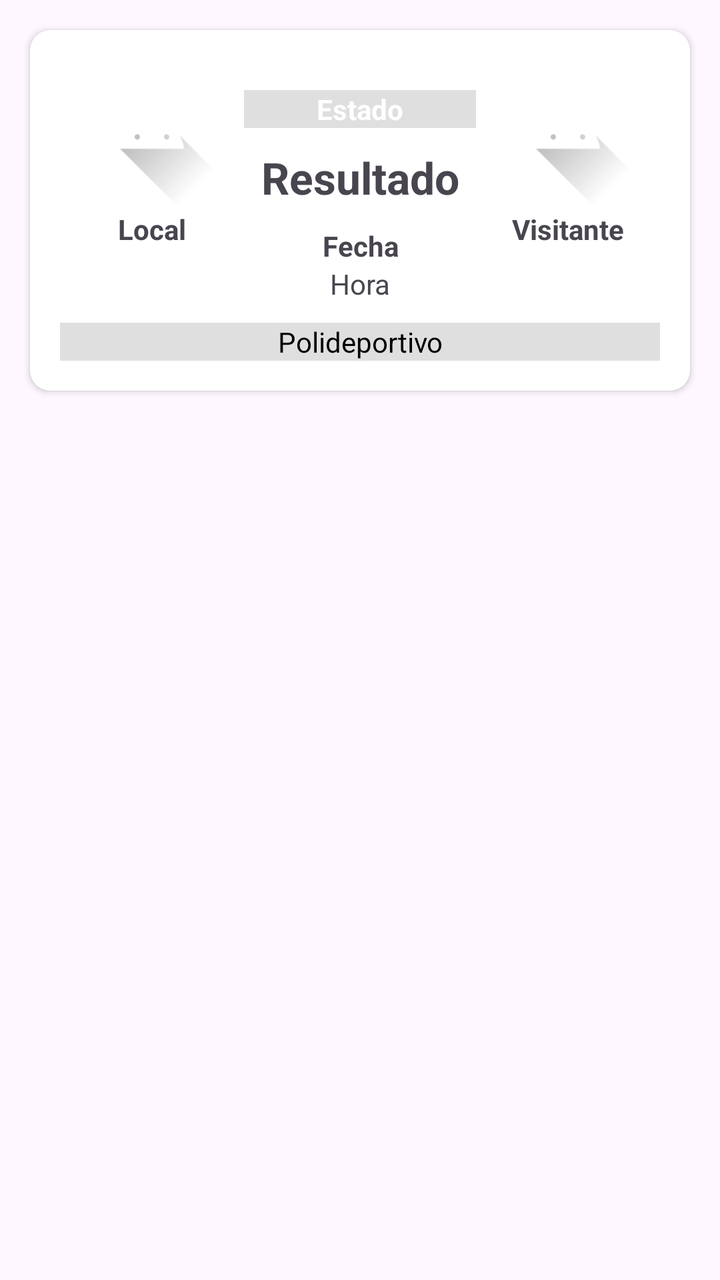
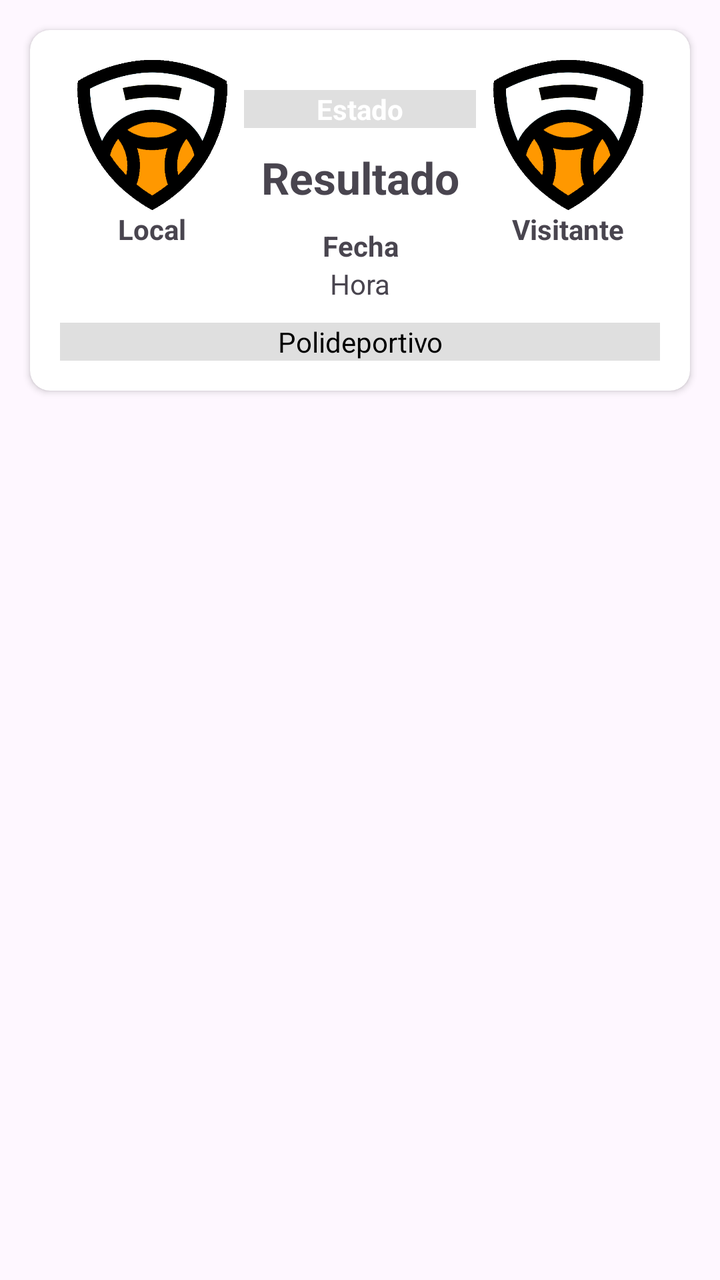

The first picture is an Android layout as it rendered before a commit; the second is the same layout after the commit. The layout source and the unified diff follow.
<!-- AndroidManifest.xml: application theme Theme.UBB_estadistica -->
<!-- res/layout/partido_item.xml -->
<?xml version="1.0" encoding="utf-8"?>
<LinearLayout xmlns:android="http://schemas.android.com/apk/res/android"
    xmlns:app="http://schemas.android.com/apk/res-auto"
    android:layout_width="match_parent"
    android:layout_height="match_parent"
    android:orientation="vertical">

    <androidx.cardview.widget.CardView
        android:layout_width="match_parent"
        android:layout_height="wrap_content"
        android:layout_marginLeft="15sp"
        android:layout_marginTop="15sp"
        android:layout_marginRight="15sp"
        android:layout_marginBottom="15sp"
        app:cardCornerRadius="10dp">

        <LinearLayout
            android:layout_width="match_parent"
            android:layout_height="match_parent"
            android:layout_marginLeft="15sp"
            android:layout_marginTop="15sp"
            android:layout_marginRight="15sp"
            android:layout_marginBottom="15sp"
            android:orientation="vertical">

            <LinearLayout
                android:layout_width="match_parent"
                android:layout_height="match_parent"
                android:orientation="horizontal">

                <LinearLayout
                    android:layout_width="75dp"
                    android:layout_height="wrap_content"
                    android:layout_weight="1"
                    android:orientation="vertical">

                    <ImageView
                        android:id="@+id/imageLVLocal"
                        android:layout_width="match_parent"
                        android:layout_height="75dp"
                        app:srcCompat="@drawable/ic_launcher_foreground" />

                    <TextView
                        android:id="@+id/txtLVEquipoLocal"
                        android:layout_width="match_parent"
                        android:layout_height="wrap_content"
                        android:text="Local"
                        android:textAlignment="center"
                        android:textStyle="bold" />
                </LinearLayout>

                <LinearLayout
                    android:layout_width="wrap_content"
                    android:layout_height="wrap_content"
                    android:layout_weight="1"
                    android:orientation="vertical">

                    <TextView
                        android:id="@+id/txtLVEstado"
                        android:layout_width="match_parent"
                        android:layout_height="wrap_content"
                        android:layout_marginTop="15sp"
                        android:background="#DFDFDF"
                        android:text="Estado"
                        android:textAlignment="center"
                        android:textColor="#FFFFFF"
                        android:textStyle="bold" />

                    <TextView
                        android:id="@+id/txtLVResultado"
                        android:layout_width="match_parent"
                        android:layout_height="wrap_content"
                        android:layout_marginTop="10dp"
                        android:text="Resultado"
                        android:textAlignment="center"
                        android:textSize="22sp"
                        android:textStyle="bold" />

                    <TextView
                        android:id="@+id/txtLVFecha"
                        android:layout_width="match_parent"
                        android:layout_height="wrap_content"
                        android:layout_marginTop="10dp"
                        android:text="Fecha"
                        android:textAlignment="center"
                        android:textStyle="bold" />

                    <TextView
                        android:id="@+id/txtLVHora"
                        android:layout_width="match_parent"
                        android:layout_height="wrap_content"
                        android:text="Hora"
                        android:textAlignment="center" />

                </LinearLayout>

                <LinearLayout
                    android:layout_width="75dp"
                    android:layout_height="wrap_content"
                    android:layout_weight="1"
                    android:orientation="vertical">

                    <ImageView
                        android:id="@+id/imageLVVisitante"
                        android:layout_width="match_parent"
                        android:layout_height="75dp"
                        app:srcCompat="@drawable/ic_launcher_foreground" />

                    <TextView
                        android:id="@+id/txtLVEquipoVisitante"
                        android:layout_width="match_parent"
                        android:layout_height="wrap_content"
                        android:text="Visitante"
                        android:textAlignment="center"
                        android:textStyle="bold" />
                </LinearLayout>
            </LinearLayout>

            <TextView
                android:id="@+id/txtLVPolideportivo"
                android:layout_width="match_parent"
                android:layout_height="wrap_content"
                android:layout_marginTop="10sp"
                android:background="#DFDFDF"
                android:text="Polideportivo"
                android:textAlignment="center"
                android:textColor="@color/black" />
        </LinearLayout>

    </androidx.cardview.widget.CardView>
</LinearLayout>
<!-- resources referenced by this layout -->
<resources>
  <color name="black">#FF000000</color>
  <!-- drawable ic_launcher_foreground (drawable) -->
  <vector xmlns:android="http://schemas.android.com/apk/res/android"
      xmlns:aapt="http://schemas.android.com/aapt"
      android:width="108dp"
      android:height="108dp"
      android:viewportWidth="108"
      android:viewportHeight="108">
      <path android:pathData="M31,63.928c0,0 6.4,-11 12.1,-13.1c7.2,-2.6 26,-1.4 26,-1.4l38.1,38.1L107,108.928l-32,-1L31,63.928z">
          <aapt:attr name="android:fillColor">
              <gradient
                  android:endX="85.84757"
                  android:endY="92.4963"
                  android:startX="42.9492"
                  android:startY="49.59793"
                  android:type="linear">
                  <item
                      android:color="#44000000"
                      android:offset="0.0" />
                  <item
                      android:color="#00000000"
                      android:offset="1.0" />
              </gradient>
          </aapt:attr>
      </path>
      <path
          android:fillColor="#FFFFFF"
          android:fillType="nonZero"
          android:pathData="M65.3,45.828l3.8,-6.6c0.2,-0.4 0.1,-0.9 -0.3,-1.1c-0.4,-0.2 -0.9,-0.1 -1.1,0.3l-3.9,6.7c-6.3,-2.8 -13.4,-2.8 -19.7,0l-3.9,-6.7c-0.2,-0.4 -0.7,-0.5 -1.1,-0.3C38.8,38.328 38.7,38.828 38.9,39.228l3.8,6.6C36.2,49.428 31.7,56.028 31,63.928h46C76.3,56.028 71.8,49.428 65.3,45.828zM43.4,57.328c-0.8,0 -1.5,-0.5 -1.8,-1.2c-0.3,-0.7 -0.1,-1.5 0.4,-2.1c0.5,-0.5 1.4,-0.7 2.1,-0.4c0.7,0.3 1.2,1 1.2,1.8C45.3,56.528 44.5,57.328 43.4,57.328L43.4,57.328zM64.6,57.328c-0.8,0 -1.5,-0.5 -1.8,-1.2s-0.1,-1.5 0.4,-2.1c0.5,-0.5 1.4,-0.7 2.1,-0.4c0.7,0.3 1.2,1 1.2,1.8C66.5,56.528 65.6,57.328 64.6,57.328L64.6,57.328z"
          android:strokeWidth="1"
          android:strokeColor="#00000000" />
  </vector>
  <style name="Theme.UBB_estadistica" parent="Theme.MaterialComponents.DayNight.DarkActionBar">
          
          <item name="colorPrimary">@color/yellow_logo_500</item>
          <item name="colorPrimaryDark">@color/yellow_logo_700</item>
          <item name="colorAccent">@color/yellow_logo</item>
  
          <item name="colorPrimaryVariant">@color/yellow_logo_700</item>
          <item name="colorOnPrimary">@color/white</item>
          
          <item name="colorSecondary">@color/teal_200</item>
          <item name="colorSecondaryVariant">@color/teal_700</item>
          <item name="colorOnSecondary">@color/black</item>
          
          <item name="android:statusBarColor">@color/yellow_logo_700</item>
          
      </style>
  <color name="yellow_logo_500">#FFEB3B</color>
  <color name="yellow_logo_700">#FBC02D</color>
  <color name="yellow_logo">#F3DD2F</color>
  <color name="white">#FFFFFFFF</color>
  <color name="teal_200">#FF03DAC5</color>
  <color name="teal_700">#FF018786</color>
</resources>

<!-- the commit's change to res/layout/partido_item.xml (unified diff, before → after) -->
@@ -38,7 +38,7 @@
                         android:id="@+id/imageLVLocal"
                         android:layout_width="match_parent"
                         android:layout_height="75dp"
-                        app:srcCompat="@drawable/ic_launcher_foreground" />
+                        app:srcCompat="@drawable/escudopredeterminado" />
 
                     <TextView
                         android:id="@+id/txtLVEquipoLocal"
@@ -104,7 +104,7 @@
                         android:id="@+id/imageLVVisitante"
                         android:layout_width="match_parent"
                         android:layout_height="75dp"
-                        app:srcCompat="@drawable/ic_launcher_foreground" />
+                        app:srcCompat="@drawable/escudopredeterminado" />
 
                     <TextView
                         android:id="@+id/txtLVEquipoVisitante"
<!-- resource entries referenced after the edit -->
@@ -1,37 +1,7 @@
 <!-- resources referenced by this layout -->
 <resources>
   <color name="black">#FF000000</color>
-  <!-- drawable ic_launcher_foreground (drawable) -->
-  <vector xmlns:android="http://schemas.android.com/apk/res/android"
-      xmlns:aapt="http://schemas.android.com/aapt"
-      android:width="108dp"
-      android:height="108dp"
-      android:viewportWidth="108"
-      android:viewportHeight="108">
-      <path android:pathData="M31,63.928c0,0 6.4,-11 12.1,-13.1c7.2,-2.6 26,-1.4 26,-1.4l38.1,38.1L107,108.928l-32,-1L31,63.928z">
-          <aapt:attr name="android:fillColor">
-              <gradient
-                  android:endX="85.84757"
-                  android:endY="92.4963"
-                  android:startX="42.9492"
-                  android:startY="49.59793"
-                  android:type="linear">
-                  <item
-                      android:color="#44000000"
-                      android:offset="0.0" />
-                  <item
-                      android:color="#00000000"
-                      android:offset="1.0" />
-              </gradient>
-          </aapt:attr>
-      </path>
-      <path
-          android:fillColor="#FFFFFF"
-          android:fillType="nonZero"
-          android:pathData="M65.3,45.828l3.8,-6.6c0.2,-0.4 0.1,-0.9 -0.3,-1.1c-0.4,-0.2 -0.9,-0.1 -1.1,0.3l-3.9,6.7c-6.3,-2.8 -13.4,-2.8 -19.7,0l-3.9,-6.7c-0.2,-0.4 -0.7,-0.5 -1.1,-0.3C38.8,38.328 38.7,38.828 38.9,39.228l3.8,6.6C36.2,49.428 31.7,56.028 31,63.928h46C76.3,56.028 71.8,49.428 65.3,45.828zM43.4,57.328c-0.8,0 -1.5,-0.5 -1.8,-1.2c-0.3,-0.7 -0.1,-1.5 0.4,-2.1c0.5,-0.5 1.4,-0.7 2.1,-0.4c0.7,0.3 1.2,1 1.2,1.8C45.3,56.528 44.5,57.328 43.4,57.328L43.4,57.328zM64.6,57.328c-0.8,0 -1.5,-0.5 -1.8,-1.2s-0.1,-1.5 0.4,-2.1c0.5,-0.5 1.4,-0.7 2.1,-0.4c0.7,0.3 1.2,1 1.2,1.8C66.5,56.528 65.6,57.328 64.6,57.328L64.6,57.328z"
-          android:strokeWidth="1"
-          android:strokeColor="#00000000" />
-  </vector>
+  <!-- drawable escudopredeterminado: png bitmap (drawable, 17382 bytes) -->
   <style name="Theme.UBB_estadistica" parent="Theme.MaterialComponents.DayNight.DarkActionBar">
           
           <item name="colorPrimary">@color/yellow_logo_500</item>
